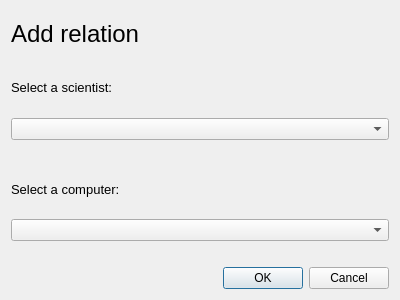
First picture: the form in addrelation.ui, repository Hopur-50/Verkefni3, before the edit.
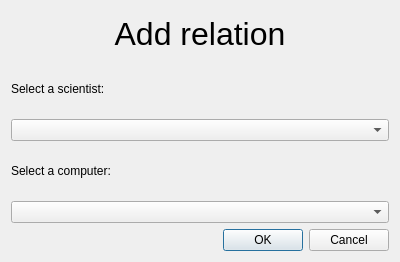
Second picture: the form after the edit.

What changed in the file:
```diff
--- a/addrelation.ui
+++ b/addrelation.ui
@@ -7,66 +7,43 @@
     <x>0</x>
     <y>0</y>
     <width>400</width>
-    <height>300</height>
+    <height>262</height>
    </rect>
   </property>
   <property name="windowTitle">
    <string>Dialog</string>
   </property>
+  <property name="styleSheet">
+   <string notr="true">font: 13pt &quot;Andale Mono&quot;;</string>
+  </property>
   <layout class="QVBoxLayout" name="verticalLayout">
    <item>
     <widget class="QLabel" name="label">
      <property name="text">
-      <string>&lt;html&gt;&lt;head/&gt;&lt;body&gt;&lt;p&gt;&lt;span style=&quot; font-size:18pt;&quot;&gt;Add relation&lt;/span&gt;&lt;/p&gt;&lt;/body&gt;&lt;/html&gt;</string>
+      <string>&lt;html&gt;&lt;head/&gt;&lt;body&gt;&lt;p align=&quot;center&quot;&gt;&lt;span style=&quot; font-size:24pt;&quot;&gt;Add relation&lt;/span&gt;&lt;/p&gt;&lt;/body&gt;&lt;/html&gt;</string>
      </property>
     </widget>
    </item>
    <item>
     <widget class="QLabel" name="label_2">
      <property name="text">
-      <string>&lt;html&gt;&lt;head/&gt;&lt;body&gt;&lt;p&gt;&lt;span style=&quot; font-size:10pt;&quot;&gt;Select a scientist:&lt;/span&gt;&lt;/p&gt;&lt;/body&gt;&lt;/html&gt;</string>
+      <string>&lt;html&gt;&lt;head/&gt;&lt;body&gt;&lt;p&gt;Select a scientist:&lt;/p&gt;&lt;/body&gt;&lt;/html&gt;</string>
      </property>
     </widget>
    </item>
    <item>
     <widget class="QComboBox" name="comboSelectScientist"/>
    </item>
-   <item>
-    <spacer name="horizontalSpacer">
-     <property name="orientation">
-      <enum>Qt::Horizontal</enum>
-     </property>
-     <property name="sizeHint" stdset="0">
-      <size>
-       <width>40</width>
-       <height>20</height>
-      </size>
-     </property>
-    </spacer>
-   </item>
    <item>
     <widget class="QLabel" name="label_3">
      <property name="text">
-      <string>&lt;html&gt;&lt;head/&gt;&lt;body&gt;&lt;p&gt;&lt;span style=&quot; font-size:10pt;&quot;&gt;Select a computer:&lt;/span&gt;&lt;/p&gt;&lt;/body&gt;&lt;/html&gt;</string>
+      <string>&lt;html&gt;&lt;head/&gt;&lt;body&gt;&lt;p&gt;Select a computer:&lt;/p&gt;&lt;/body&gt;&lt;/html&gt;</string>
      </property>
     </widget>
    </item>
    <item>
     <widget class="QComboBox" name="comboSelectComputer"/>
    </item>
-   <item>
-    <spacer name="horizontalSpacer_2">
-     <property name="orientation">
-      <enum>Qt::Horizontal</enum>
-     </property>
-     <property name="sizeHint" stdset="0">
-      <size>
-       <width>40</width>
-       <height>20</height>
-      </size>
-     </property>
-    </spacer>
-   </item>
    <item>
     <widget class="QDialogButtonBox" name="buttonBox">
      <property name="orientation">
```
